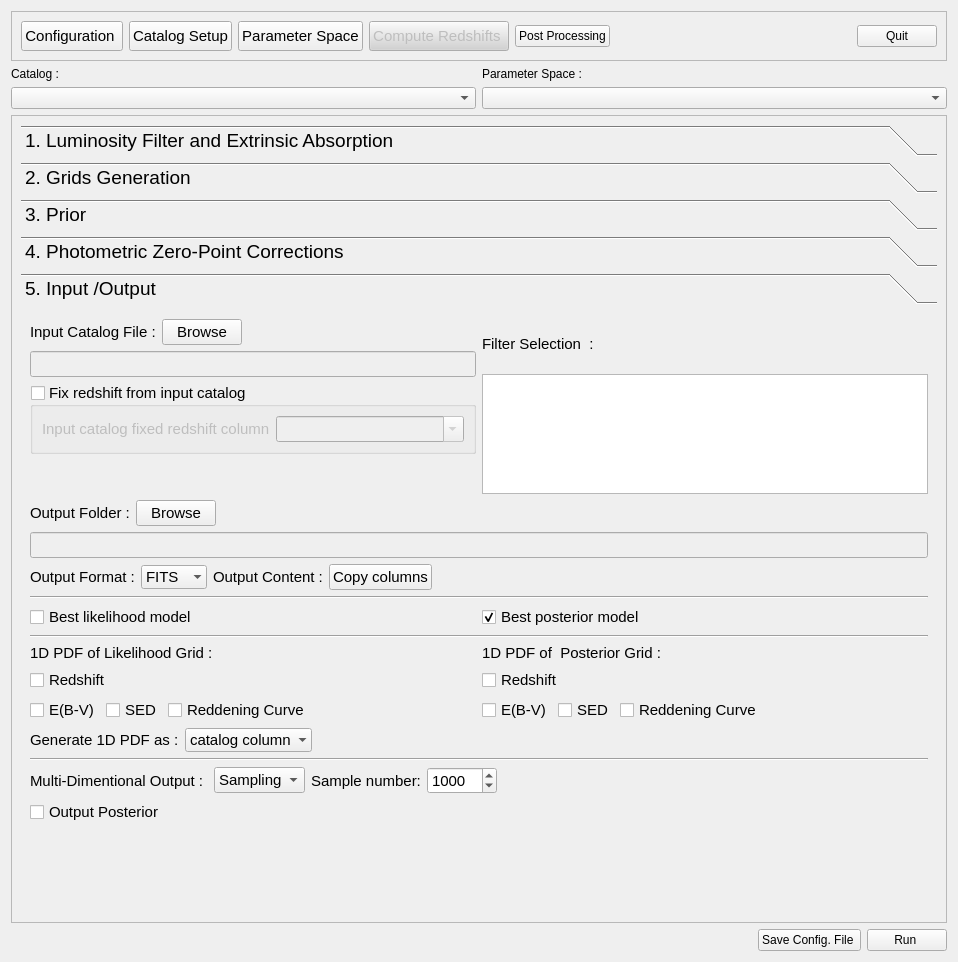
The window that PhzQtUI/auxdir/PhzQtUI/FormAnalysis.ui (astrorama/Phosphoros) describes before a commit, drawn with Qt 5.
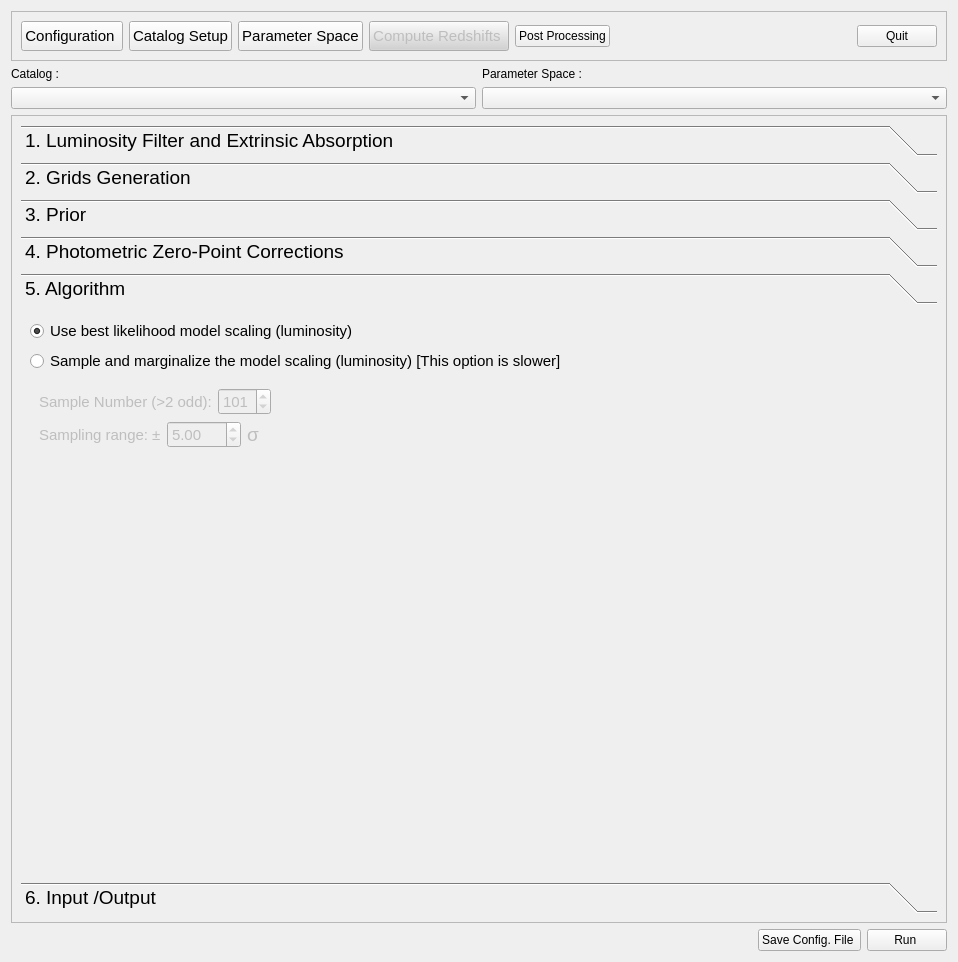
The same window after the commit. The open tabs and pages were chosen to show the change.

Commit message: Turn the sampling on from the GUI

```diff
--- a/PhzQtUI/auxdir/PhzQtUI/FormAnalysis.ui
+++ b/PhzQtUI/auxdir/PhzQtUI/FormAnalysis.ui
@@ -980,17 +980,183 @@
            </item>
           </layout>
          </widget>
+         <widget class="QWidget" name="page_6">
+          <attribute name="label">
+           <string>5. Algorithm</string>
+          </attribute>
+          <layout class="QVBoxLayout" name="verticalLayout_10">
+           <item>
+            <widget class="QRadioButton" name="rb_best_scaling">
+             <property name="enabled">
+              <bool>true</bool>
+             </property>
+             <property name="font">
+              <font>
+               <pointsize>11</pointsize>
+              </font>
+             </property>
+             <property name="text">
+              <string>Use best likelihood model scaling (luminosity)</string>
+             </property>
+             <property name="checked">
+              <bool>true</bool>
+             </property>
+            </widget>
+           </item>
+           <item>
+            <widget class="QRadioButton" name="rb_sample_scaling">
+             <property name="font">
+              <font>
+               <pointsize>11</pointsize>
+              </font>
+             </property>
+             <property name="text">
+              <string>Sample and marginalize the model scaling (luminosity) [This option is slower]</string>
+             </property>
+            </widget>
+           </item>
+           <item>
+            <widget class="QWidget" name="wdg_sample" native="true">
+             <property name="enabled">
+              <bool>false</bool>
+             </property>
+             <layout class="QVBoxLayout" name="verticalLayout_8">
+              <item>
+               <layout class="QHBoxLayout" name="horizontalLayout_32">
+                <item>
+                 <widget class="QLabel" name="label_13">
+                  <property name="font">
+                   <font>
+                    <pointsize>11</pointsize>
+                   </font>
+                  </property>
+                  <property name="text">
+                   <string>Sample Number (&gt;2 odd):</string>
+                  </property>
+                 </widget>
+                </item>
+                <item>
+                 <widget class="QSpinBox" name="sb_lum_sample_number">
+                  <property name="font">
+                   <font>
+                    <pointsize>11</pointsize>
+                   </font>
+                  </property>
+                  <property name="minimum">
+                   <number>3</number>
+                  </property>
+                  <property name="maximum">
+                   <number>501</number>
+                  </property>
+                  <property name="singleStep">
+                   <number>2</number>
+                  </property>
+                  <property name="value">
+                   <number>101</number>
+                  </property>
+                 </widget>
+                </item>
+                <item>
+                 <spacer name="horizontalSpacer_20">
+                  <property name="orientation">
+                   <enum>Qt::Horizontal</enum>
+                  </property>
+                  <property name="sizeHint" stdset="0">
+                   <size>
+                    <width>40</width>
+                    <height>20</height>
+                   </size>
+                  </property>
+                 </spacer>
+                </item>
+               </layout>
+              </item>
+              <item>
+               <layout class="QHBoxLayout" name="horizontalLayout_33">
+                <item>
+                 <widget class="QLabel" name="label_15">
+                  <property name="font">
+                   <font>
+                    <pointsize>11</pointsize>
+                   </font>
+                  </property>
+                  <property name="text">
+                   <string>Sampling range: ±</string>
+                  </property>
+                 </widget>
+                </item>
+                <item>
+                 <widget class="QDoubleSpinBox" name="dsb_sample_range">
+                  <property name="font">
+                   <font>
+                    <pointsize>11</pointsize>
+                   </font>
+                  </property>
+                  <property name="minimum">
+                   <double>0.010000000000000</double>
+                  </property>
+                  <property name="maximum">
+                   <double>100.000000000000000</double>
+                  </property>
+                  <property name="singleStep">
+                   <double>0.010000000000000</double>
+                  </property>
+                  <property name="value">
+                   <double>5.000000000000000</double>
+                  </property>
+                 </widget>
+                </item>
+                <item>
+                 <widget class="QLabel" name="label_18">
+                  <property name="text">
+                   <string>σ</string>
+                  </property>
+                 </widget>
+                </item>
+                <item>
+                 <spacer name="horizontalSpacer_21">
+                  <property name="orientation">
+                   <enum>Qt::Horizontal</enum>
+                  </property>
+                  <property name="sizeHint" stdset="0">
+                   <size>
+                    <width>40</width>
+                    <height>20</height>
+                   </size>
+                  </property>
+                 </spacer>
+                </item>
+               </layout>
+              </item>
+             </layout>
+            </widget>
+           </item>
+           <item>
+            <spacer name="verticalSpacer_6">
+             <property name="orientation">
+              <enum>Qt::Vertical</enum>
+             </property>
+             <property name="sizeHint" stdset="0">
+              <size>
+               <width>20</width>
+               <height>355</height>
+              </size>
+             </property>
+            </spacer>
+           </item>
+          </layout>
+         </widget>
          <widget class="QWidget" name="page_3">
           <property name="geometry">
            <rect>
             <x>0</x>
             <y>0</y>
-            <width>920</width>
-            <height>574</height>
+            <width>907</width>
+            <height>561</height>
            </rect>
           </property>
           <attribute name="label">
-           <string>5. Input /Output</string>
+           <string>6. Input /Output</string>
           </attribute>
           <layout class="QVBoxLayout" name="verticalLayout">
            <item>
```
Left out of the diff: 10 changed lines with no effect on the pictures. The commit also changes 2 other files.
